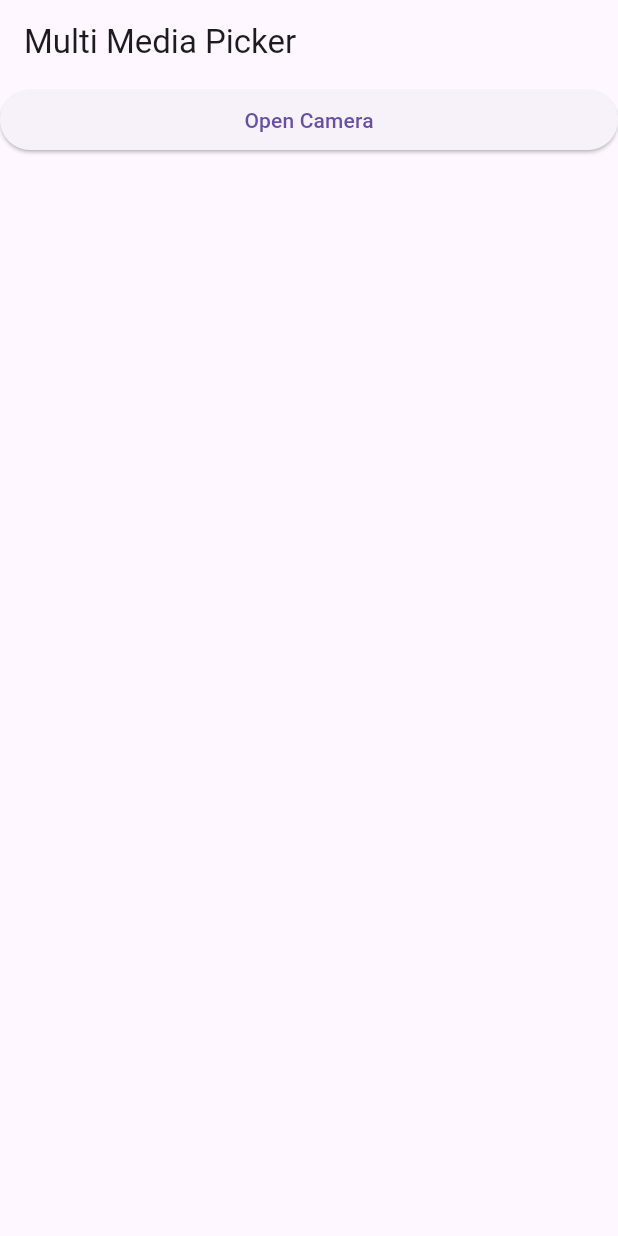
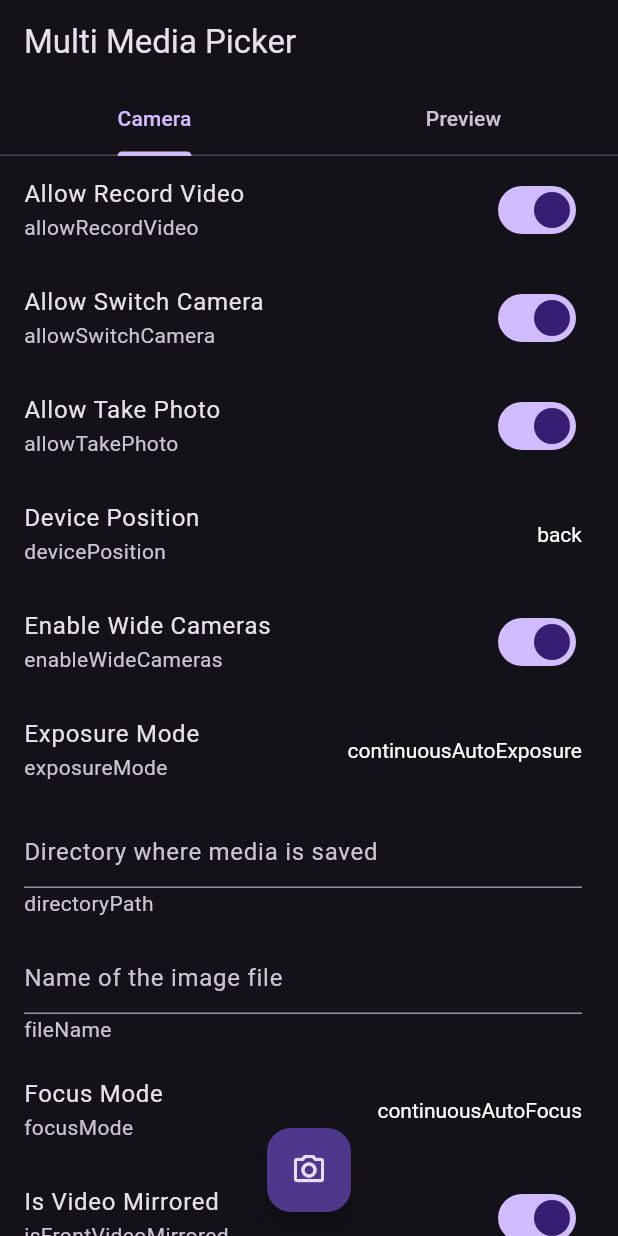
Before and after one commit to tsinis/multi_media_picker, a Flutter app: the screen it shows after launch, on a phone screen of 412 x 824 dp. Run offline on Flutter 3.47's test engine with Material 3 defaults, Android fonts, the phone set to English and light mode, and no system bars; our stand-ins replace freezed_annotation; missing offline and left inert: world_countries; generated files the repository leaves out were written again.

Commit message:
feat(camera): update camera config to support dir path and image name

```diff
--- a/example/lib/main.dart
+++ b/example/lib/main.dart
@@ -1,8 +1,8 @@
-import 'dart:io';
+import 'package:flutter/material.dart';
+import 'package:multi_media_picker/multi_media_picker.dart';
 
-import 'package:flutter/material.dart';
-
-import 'package:multi_media_picker/multi_media_picker.dart';
+import 'ui/tabs/camera_tab.dart';
+import 'ui/tabs/preview_tab.dart';
 
 void main() => runApp(MyApp());
 
@@ -13,27 +13,50 @@ class MyApp extends StatefulWidget {
   State<MyApp> createState() => _MyAppState();
 }
 
-class _MyAppState extends State<MyApp> {
-  static const _multiMediaPicker = MultiMediaPicker();
-  String? path;
+class _MyAppState extends State<MyApp> with SingleTickerProviderStateMixin {
+  final _cameraConfig = ValueNotifier(const CameraConfiguration());
+  final _media = ValueNotifier<RawMediaData?>(null);
+  late final _tabController = TabController(length: 2, vsync: this);
+
+  @override
+  void dispose() {
+    _cameraConfig.dispose();
+    _media.dispose();
+    _tabController.dispose();
+    super.dispose();
+  }
+
+  Future<void> _openCamera() async {
+    final picker = MultiMediaPicker(cameraConfiguration: _cameraConfig.value);
+    final media = await picker.openCamera();
+    if (media == null) return;
+    _media.value = media;
+    _tabController.animateTo(1);
+  }
 
   @override
   Widget build(BuildContext context) => MaterialApp(
+        theme: ThemeData.dark(),
         home: Scaffold(
-          appBar: AppBar(title: const Text('Multi Media Picker')),
-          body: Column(
-            crossAxisAlignment: CrossAxisAlignment.stretch,
+          appBar: AppBar(
+            title: const Text('Multi Media Picker'),
+            bottom: TabBar(
+              controller: _tabController,
+              tabs: [Tab(text: 'Camera'), Tab(text: 'Preview')],
+            ),
+          ),
+          body: TabBarView(
+            controller: _tabController,
             children: [
-              ElevatedButton(
-                child: Text('Open Camera'),
-                onPressed: () async {
-                  final media = await _multiMediaPicker.openCamera();
-                  if (media != null) setState(() => path = media.thumbPath);
-                },
-              ),
-              if (path != null)
-                Image.file(File(path!), fit: BoxFit.contain, height: 300),
+              CameraTab(_cameraConfig),
+              PreviewTab(_media),
             ],
+          ),
+          floatingActionButtonLocation:
+              FloatingActionButtonLocation.centerFloat,
+          floatingActionButton: FloatingActionButton(
+            onPressed: _openCamera,
+            child: Icon(Icons.camera_alt_outlined),
           ),
         ),
       );
--- /dev/null
+++ b/example/lib/ui/tabs/camera_tab.dart
@@ -0,0 +1,181 @@
+import 'package:flutter/material.dart';
+import 'package:multi_media_picker/multi_media_picker.dart';
+import '../../ui/helpers/extensions/build_context_extension.dart';
+
+class CameraTab extends StatelessWidget {
+  const CameraTab(this._cameraConfig, {super.key});
+
+  final ValueNotifier<CameraConfiguration> _cameraConfig;
+
+  void _updateConfig<T>(CameraConfiguration copyWith) =>
+      _cameraConfig.value = copyWith;
+
+  @override
+  Widget build(BuildContext context) =>
+      ValueListenableBuilder<CameraConfiguration>(
+        valueListenable: _cameraConfig,
+        builder: (bc, config, _) => ListView(
+          children: [
+            SwitchListTile(
+              title: const Text('Allow Record Video'),
+              subtitle: const SelectableText('allowRecordVideo'),
+              value: config.allowRecordVideo,
+              onChanged: (value) =>
+                  _updateConfig(config.copyWith(allowRecordVideo: value)),
+            ),
+            SwitchListTile(
+              title: const Text('Allow Switch Camera'),
+              subtitle: const SelectableText('allowSwitchCamera'),
+              value: config.allowSwitchCamera,
+              onChanged: (value) =>
+                  _updateConfig(config.copyWith(allowSwitchCamera: value)),
+            ),
+            SwitchListTile(
+              title: const Text('Allow Take Photo'),
+              subtitle: const SelectableText('allowTakePhoto'),
+              value: config.allowTakePhoto,
+              onChanged: (value) => _updateConfig(
+                config.copyWith(allowTakePhoto: value),
+              ),
+            ),
+            ListTile(
+              title: const Text('Device Position'),
+              subtitle: const SelectableText('devicePosition'),
+              leadingAndTrailingTextStyle: const TextStyle(),
+              trailing: Text(config.devicePosition.name),
+              onTap: () => bc.showEnumPicker(
+                config.devicePosition,
+                values: DevicePosition.values,
+                onSelected: (value) =>
+                    _updateConfig(config.copyWith(devicePosition: value)),
+              ),
+            ),
+            SwitchListTile(
+              title: const Text('Enable Wide Cameras'),
+              subtitle: const SelectableText('enableWideCameras'),
+              value: config.enableWideCameras,
+              onChanged: (value) =>
+                  _updateConfig(config.copyWith(enableWideCameras: value)),
+            ),
+            ListTile(
+              title: const Text('Exposure Mode'),
+              subtitle: const SelectableText('exposureMode'),
+              leadingAndTrailingTextStyle: const TextStyle(),
+              trailing: Text(config.exposureMode.name),
+              onTap: () => bc.showEnumPicker(
+                config.exposureMode,
+                values: ExposureMode.values,
+                onSelected: (value) => _updateConfig(
+                  config.copyWith(exposureMode: value),
+                ),
+              ),
+            ),
+            ListTile(
+              subtitle: const SelectableText('directoryPath'),
+              title: TextFormField(
+                initialValue: config.directoryPath,
+                decoration:
+                    InputDecoration(hintText: 'Directory where media is saved'),
+                onChanged: (value) =>
+                    _updateConfig(config.copyWith(directoryPath: value)),
+              ),
+            ),
+            ListTile(
+              subtitle: const SelectableText('fileName'),
+              title: TextFormField(
+                initialValue: config.imageName,
+                controller: TextEditingController(text: config.imageName),
+                decoration: InputDecoration(hintText: 'Name of the image file'),
+                onChanged: (value) =>
+                    _updateConfig(config.copyWith(imageName: value)),
+              ),
+            ),
+            ListTile(
+              title: const Text('Focus Mode'),
+              subtitle: const SelectableText('focusMode'),
+              leadingAndTrailingTextStyle: const TextStyle(),
+              trailing: Text(config.focusMode.name),
+              onTap: () => bc.showEnumPicker(
+                config.focusMode,
+                values: FocusMode.values,
+                onSelected: (value) => _updateConfig(
+                  config.copyWith(focusMode: value),
+                ),
+              ),
+            ),
+            SwitchListTile(
+              title: const Text('Is Video Mirrored'),
+              subtitle: const SelectableText('isFrontVideoMirrored'),
+              value: config.isFrontVideoMirrored,
+              onChanged: (value) => _updateConfig(
+                config.copyWith(isFrontVideoMirrored: value),
+              ),
+            ),
+            ListTile(
+              title: const Text('Maximum video duration in seconds'),
+              subtitle: const SelectableText('maxDuration'),
+              leadingAndTrailingTextStyle: const TextStyle(),
+              trailing: Text(config.maxDuration.inSeconds.toString()),
+              onTap: () => bc.showDurationPicker(
+                config.maxDuration,
+                onSelected: (value) => _updateConfig(
+                  config.copyWith(maxDuration: value),
+                ),
+              ),
+            ),
+            ListTile(
+              title: const Text('Minimum video duration in seconds'),
+              subtitle: const SelectableText('minDuration'),
+              leadingAndTrailingTextStyle: const TextStyle(),
+              trailing: Text(config.minDuration.inSeconds.toString()),
+              onTap: () => bc.showDurationPicker(
+                config.minDuration,
+                onSelected: (value) => _updateConfig(
+                  config.copyWith(minDuration: value),
+                ),
+              ),
+            ),
+            ListTile(
+              title: const Text('Session Preset'),
+              subtitle: const SelectableText('sessionPreset'),
+              leadingAndTrailingTextStyle: const TextStyle(),
+              trailing: Text(config.sessionPreset.name),
+              onTap: () => bc.showEnumPicker(
+                config.sessionPreset,
+                values: CaptureSessionPreset.values,
+                onSelected: (value) => _updateConfig(
+                  config.copyWith(sessionPreset: value),
+                ),
+              ),
+            ),
+            SwitchListTile(
+              title: const Text('Show Flash Switch'),
+              subtitle: const SelectableText('showFlashSwitch'),
+              value: config.showFlashSwitch,
+              onChanged: (value) => _updateConfig(
+                config.copyWith(showFlashSwitch: value),
+              ),
+            ),
+            SwitchListTile(
+              title: const Text('Tap to Record Video'),
+              subtitle: const SelectableText('tapToRecordVideo'),
+              value: config.tapToRecordVideo,
+              onChanged: (value) =>
+                  _updateConfig(config.copyWith(tapToRecordVideo: value)),
+            ),
+            ListTile(
+              title: const Text('Video Export Type'),
+              subtitle: const SelectableText('videoExportType'),
+              leadingAndTrailingTextStyle: const TextStyle(),
+              trailing: Text(config.videoExportType.name),
+              onTap: () => bc.showEnumPicker(
+                config.videoExportType,
+                values: VideoExportType.values,
+                onSelected: (value) =>
+                    _updateConfig(config.copyWith(videoExportType: value)),
+              ),
+            ),
+          ],
+        ),
+      );
+}
--- /dev/null
+++ b/example/lib/ui/tabs/preview_tab.dart
@@ -0,0 +1,30 @@
+import 'dart:io';
+
+import 'package:flutter/material.dart';
+import 'package:multi_media_picker/multi_media_picker.dart';
+import 'package:world_countries/helpers.dart';
+
+class PreviewTab extends StatelessWidget {
+  const PreviewTab(this._media, {super.key});
+
+  final ValueNotifier<RawMediaData?> _media;
+
+  @override
+  Widget build(BuildContext context) => ValueListenableBuilder<RawMediaData?>(
+        valueListenable: _media,
+        builder: (_, mediaData, __) => MaybeWidget(
+          mediaData?.thumbPath,
+          (thumbnail) => Column(
+            mainAxisAlignment: MainAxisAlignment.center,
+            crossAxisAlignment: CrossAxisAlignment.stretch,
+            children: [
+              Text('File: ${mediaData?.path}', textAlign: TextAlign.center),
+              Text('Size: ${mediaData?.size}', textAlign: TextAlign.center),
+              SizedBox(height: 10),
+              Expanded(child: Image.file(File(thumbnail), fit: BoxFit.cover)),
+            ],
+          ),
+          orElse: Center(child: const Text('No media to preview.')),
+        ),
+      );
+}
--- a/lib/src/helpers/extensions/camera_configuration_extension.dart
+++ b/lib/src/helpers/extensions/camera_configuration_extension.dart
@@ -8,12 +8,12 @@ extension CameraConfigurationExtension on CameraConfiguration {
         allowSwitchCamera: allowSwitchCamera,
         allowTakePhoto: allowTakePhoto,
         devicePosition: devicePosition,
+        directoryPath: directoryPath,
         enableWideCameras: enableWideCameras,
         exposureMode: exposureMode,
-        fileDirectoryPath: fileDirectoryPath,
-        fileName: fileName,
         focusMode: focusMode,
-        isVideoMirrored: isVideoMirrored,
+        imageName: imageName,
+        isFrontVideoMirrored: isFrontVideoMirrored,
         maxDurationSeconds: maxDuration.inSeconds,
         minDurationSeconds: minDuration.inSeconds,
         sessionPreset: sessionPreset,
--- a/lib/src/model/camera_configuration.dart
+++ b/lib/src/model/camera_configuration.dart
@@ -19,32 +19,29 @@ class CameraConfiguration with _$CameraConfiguration {
     /// The default camera position after entering the camera. Defaults to `back`.
     @Default(DevicePosition.back) DevicePosition devicePosition,
 
+    /// Directory path for saving the file.
+    /// Defaults to `null` - temporary directory.
+    String? directoryPath,
+
     /// Enable the use of wide cameras (on supported devices). Defaults to `true`.
     @Default(true) bool enableWideCameras,
 
     /// Camera exposure mode. Defaults to [ExposureMode.continuousAutoExposure].
     @Default(ExposureMode.continuousAutoExposure) ExposureMode exposureMode,
 
-    /// Directory path for saving the file.
-    /// Defaults to `null` - temporary directory.
-    String? fileDirectoryPath,
-
-    /// File name for saving the file.
+    /// Image file name for saving the image or thumbnail file.
     /// Defaults to `null` - random UUID with `multi_media_` prefix.
-    String? fileName,
+    String? imageName,
 
     /// Camera focus mode. Defaults to [FocusMode.continuousAutoFocus].
     @Default(FocusMode.continuousAutoFocus) FocusMode focusMode,
 
     /// Indicates whether the video flowing through the connection should be
     /// mirrored about its vertical axis. Defaults to `true`.
-    @Default(true) bool isVideoMirrored,
+    @Default(true) bool isFrontVideoMirrored,
 
     /// Maximum recording duration. Defaults to `30` seconds, minimum is `1` sec.
     @Default(Duration(seconds: 30)) Duration maxDuration,
-
-    /// Max size of the media file in KB, Defaults to `null` (no limit).
-    int? maxSizeKB,
 
     /// Minimum recording duration. Defaults to `0`.
     @Default(Duration.zero) Duration minDuration,
```
Also changed, not shown: example/lib/ui/helpers/extensions/build_context_extension.dart (added, +51 -0 lines), example/pubspec.yaml (+2 -8 lines), pigeons/messages.dart (+7 -7 lines), lib/src/messages.g.dart, 3 other files.
